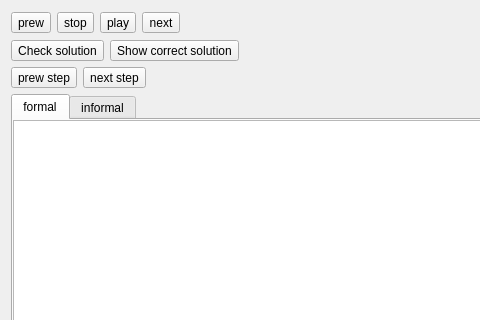
Old version of the form RegularConvertor/algorithms/algorithmwidget.ui in the repository navrkald/regularConvertor; both pictures show x 0 to 480 and y 0 to 320 of the 941 by 653 pixel window.
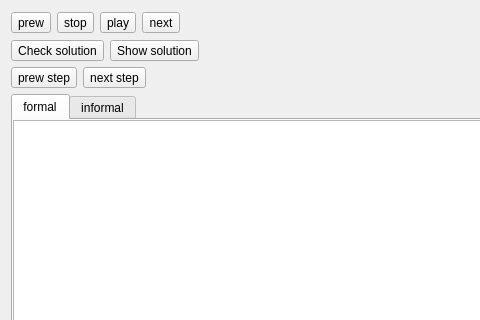
New version of the form. Custom widgets are drawn as their Qt base class.

```diff
--- a/RegularConvertor/algorithms/algorithmwidget.ui
+++ b/RegularConvertor/algorithms/algorithmwidget.ui
@@ -98,7 +98,7 @@
        <item>
         <widget class="QToolButton" name="showButton">
          <property name="text">
-          <string>Show correct solution</string>
+          <string>Show solution</string>
          </property>
         </widget>
        </item>
```
